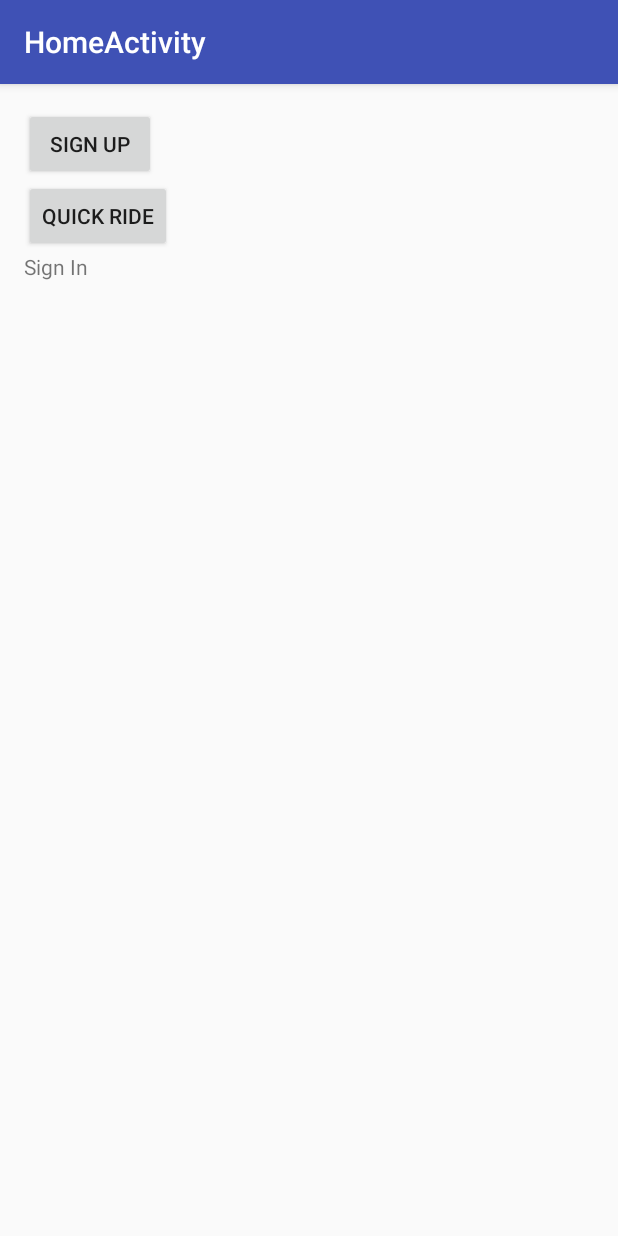
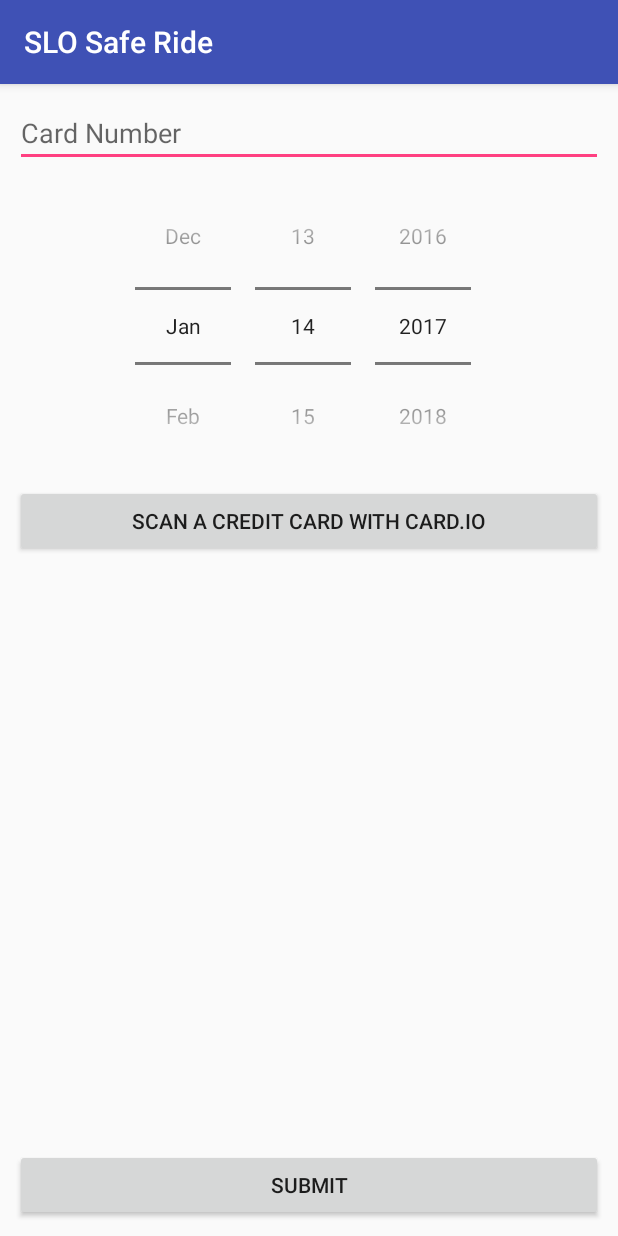
Before and after one commit to mrchianglin/Gogo, an Android app: the screen it shows after launch (HomeActivity before the commit, ScanActivity after it), on a phone screen of 412 x 824 dp. Run offline under Robolectric (Android 15) with nearby library versions, the phone set to English and light mode, and no system bars; our stand-ins replace ButterKnife; libraries missing offline, so code that uses them is left out: io.card.payment; 4 statements that could not run were skipped.

Commit message:
Credit Card scanning implemented

```diff
--- a/app/build.gradle
+++ b/app/build.gradle
@@ -24,6 +24,9 @@ dependencies {
     androidTestCompile('com.android.support.test.espresso:espresso-core:2.2.2', {
         exclude group: 'com.android.support', module: 'support-annotations'
     })
+    compile 'com.jakewharton:butterknife:8.4.0'
+    annotationProcessor 'com.jakewharton:butterknife-compiler:8.4.0'
+    compile 'io.card:android-sdk:5.4.0'
     compile 'com.android.support:appcompat-v7:25.1.0'
     compile 'com.android.support:design:25.1.0'
     compile 'com.google.android.gms:play-services:10.0.1'
--- /dev/null
+++ b/app/src/main/java/chiangli/edu/calpoly/edu/slosaferide/ScanActivity.java
@@ -0,0 +1,126 @@
+package chiangli.edu.calpoly.edu.slosaferide;
+
+import android.content.Intent;
+import android.os.Bundle;
+import android.support.v7.app.AppCompatActivity;
+import android.util.Log;
+import android.view.View;
+import android.widget.Button;
+import android.widget.EditText;
+import android.widget.TextView;
+
+import butterknife.BindView;
+import butterknife.ButterKnife;
+import io.card.payment.CardIOActivity;
+import io.card.payment.CreditCard;
+
+public class ScanActivity extends AppCompatActivity {
+    @BindView(R.id.CreditCardNumber) EditText ccNumber;
+    @BindView(R.id.CreditCardDate)   EditText ccDate;
+//    @BindView(R.id.CreditCardDate) DatePicker date;
+
+    protected static final String TAG = "ScanActivity";
+
+    private Button scanButton;
+    private TextView resultTextView;
+
+    private int MY_SCAN_REQUEST_CODE = 100; // arbitrary int
+
+    /**
+     * Called when the activity is first created.
+     */
+    @Override
+    public void onCreate(Bundle savedInstanceState) {
+
+        super.onCreate(savedInstanceState);
+        setContentView(R.layout.activity_scan);
+        ButterKnife.bind(this);
+
+        resultTextView = (TextView) findViewById(R.id.resultTextView);
+        scanButton = (Button) findViewById(R.id.scanButton);
+
+
+        resultTextView.setText("card.io library version: " + CardIOActivity.sdkVersion() + "\nBuilt: " + CardIOActivity.sdkBuildDate());
+        Log.e(TAG, "onCreate: ");
+    }
+
+
+
+    @Override
+    protected void onResume() {
+        super.onResume();
+        Log.e(TAG, "onResume: " + CardIOActivity.canReadCardWithCamera() );
+        if (CardIOActivity.canReadCardWithCamera()) {
+            scanButton.setText("Scan a credit card with card.io");
+        } else {
+            scanButton.setText("Enter credit card information");
+        }
+    }
+
+    public void onScanPress(View v) {
+        // This method is set up as an onClick handler in the layout xml
+        // e.g. android:onClick="onScanPress"
+        Log.e(TAG, "onScanPress: ");
+
+        Intent scanIntent = new Intent(this, CardIOActivity.class);
+
+        // customize these values to suit your needs.
+        scanIntent.putExtra(CardIOActivity.EXTRA_REQUIRE_EXPIRY, true); // default: false
+        scanIntent.putExtra(CardIOActivity.EXTRA_REQUIRE_CVV, false); // default: false
+        scanIntent.putExtra(CardIOActivity.EXTRA_REQUIRE_POSTAL_CODE, false); // default: false
+        scanIntent.putExtra(CardIOActivity.EXTRA_RESTRICT_POSTAL_CODE_TO_NUMERIC_ONLY, false); // default: false
+        scanIntent.putExtra(CardIOActivity.EXTRA_REQUIRE_CARDHOLDER_NAME, false); // default: false
+
+        // hides the manual entry button
+        // if set, developers should provide their own manual entry mechanism in the app
+        scanIntent.putExtra(CardIOActivity.EXTRA_SUPPRESS_MANUAL_ENTRY, false); // default: false
+
+        // matches the theme of your application
+        scanIntent.putExtra(CardIOActivity.EXTRA_KEEP_APPLICATION_THEME, false); // default: false
+
+        // MY_SCAN_REQUEST_CODE is arbitrary and is only used within this activity.
+        startActivityForResult(scanIntent, MY_SCAN_REQUEST_CODE);
+    }
+
+    @Override
+    protected void onActivityResult(int requestCode, int resultCode, Intent data) {
+        super.onActivityResult(requestCode, resultCode, data);
+
+        String resultStr;
+        Log.e(TAG, "onActivityResult: "+ data);
+        Log.e(TAG, "onActivityResult: "+ data.hasExtra(CardIOActivity.EXTRA_SCAN_RESULT));
+
+        if (data != null && data.hasExtra(CardIOActivity.EXTRA_SCAN_RESULT)) {
+            CreditCard scanResult = data.getParcelableExtra(CardIOActivity.EXTRA_SCAN_RESULT);
+
+            // Never log a raw card number. Avoid displaying it, but if necessary use getFormattedCardNumber()
+            resultStr = "Card Number: " + scanResult.getRedactedCardNumber() + "\n";
+            ccNumber.setText(scanResult.getRedactedCardNumber());
+
+            // Do something with the raw number, e.g.:
+            // myService.setCardNumber( scanResult.cardNumber );
+
+            if (scanResult.isExpiryValid()) {
+                resultStr += "Expiration Date: " + scanResult.expiryMonth + "/" + scanResult.expiryYear + "\n";
+
+            }
+
+            if (scanResult.cvv != null) {
+                // Never log or display a CVV
+                resultStr += "CVV has " + scanResult.cvv.length() + " digits.\n";
+            }
+
+            if (scanResult.postalCode != null) {
+                resultStr += "Postal Code: " + scanResult.postalCode + "\n";
+            }
+
+            if (scanResult.cardholderName != null) {
+                resultStr += "Cardholder Name : " + scanResult.cardholderName + "\n";
+            }
+        } else {
+            resultStr = "Scan was canceled.";
+        }
+        resultTextView.setText(resultStr);
+
+    }
+}
--- a/app/src/main/java/chiangli/edu/calpoly/edu/slosaferide/SignUpActivity.java
+++ b/app/src/main/java/chiangli/edu/calpoly/edu/slosaferide/SignUpActivity.java
@@ -1,7 +1,7 @@
 package chiangli.edu.calpoly.edu.slosaferide;
 
+import android.os.Bundle;
 import android.support.v7.app.AppCompatActivity;
-import android.os.Bundle;
 
 public class SignUpActivity extends AppCompatActivity {
 
--- /dev/null
+++ b/app/src/main/res/layout/activity_scan.xml
@@ -0,0 +1,53 @@
+<?xml version="1.0" encoding="utf-8"?>
+<LinearLayout xmlns:android="http://schemas.android.com/apk/res/android"
+    android:layout_width="fill_parent"
+    android:layout_height="fill_parent"
+    android:orientation="vertical"
+    android:padding="10dp">
+
+    <EditText
+        android:layout_width="match_parent"
+        android:layout_height="wrap_content"
+        android:inputType="number"
+        android:ems="10"
+        android:maxLength="16"
+        android:hint="Card Number"
+        android:id="@+id/CreditCardNumber" />
+
+    <!--<EditText-->
+        <!--android:layout_width="match_parent"-->
+        <!--android:layout_height="wrap_content"-->
+        <!--android:inputType="date"-->
+        <!--android:ems="10"-->
+        <!--android:maxLength="6"-->
+        <!--android:hint="Exp Date"-->
+        <!--android:id="@+id/CreditCardDate"/>-->
+    <DatePicker
+        android:layout_width="match_parent"
+        android:layout_height="wrap_content"
+        android:datePickerMode="spinner"
+        android:calendarViewShown="false"
+        android:id="@+id/CreditCardDate"
+        ></DatePicker>
+
+    <Button
+        android:id="@+id/scanButton"
+        android:layout_width="match_parent"
+        android:layout_height="wrap_content"
+        android:text="Scan a credit card with card.io"
+        android:onClick="onScanPress"/>
+
+    <TextView
+        android:id="@+id/resultTextView"
+        android:layout_width="match_parent"
+        android:layout_height="wrap_content"
+        android:layout_weight="0.95"
+        android:text=""/>
+
+    <Button
+        android:layout_width="match_parent"
+        android:layout_height="wrap_content"
+        android:text="SUBMIT"
+        android:id="@+id/submitButton" />
+
+</LinearLayout>
```
Also changed, not shown: app/src/main/AndroidManifest.xml (+31 -5 lines), app/src/main/res/layout/activity_sign_up.xml (+1 -17 lines).
